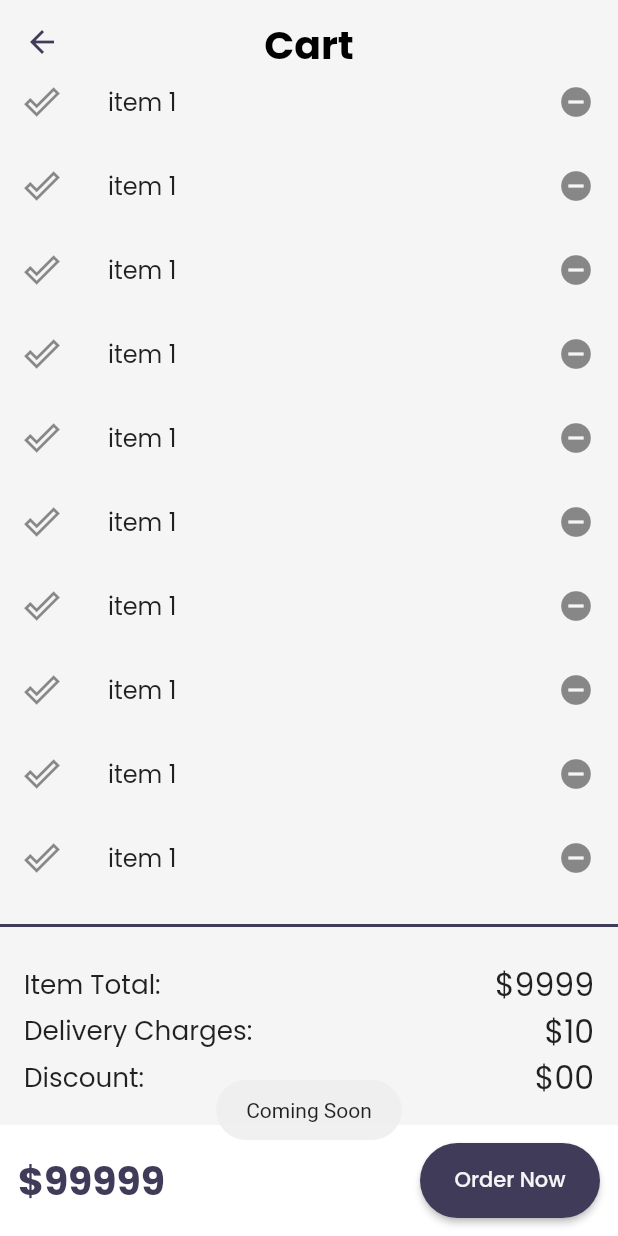
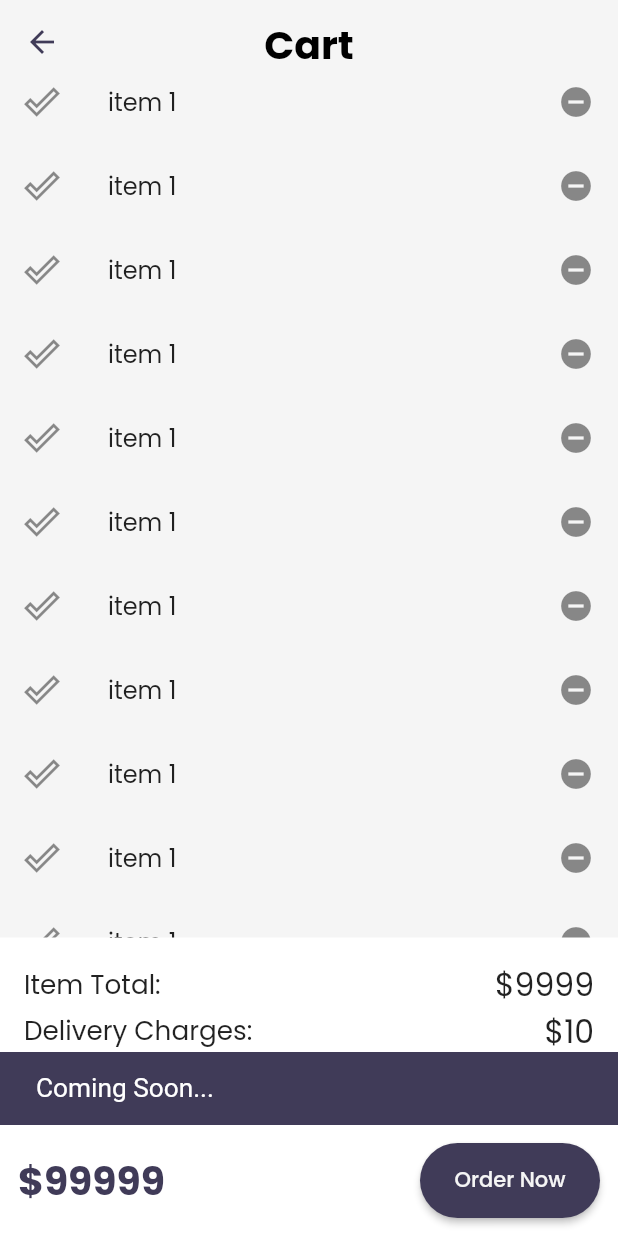
Before and after one commit to Abhishekkr3003/Catalog-App, a Flutter app: the CartPage screen opened by its route, scrolled down 576 dp, after a tap on "Order Now", on a phone screen of 412 x 824 dp. Run offline on Flutter 3.47's test engine with Material 2 defaults, Android fonts, the phone set to English and light mode, and no system bars; our stand-ins replace fluttertoast, google_fonts, velocity_x; network calls fail.

Commit message:
day21 completed

```diff
--- /dev/null
+++ b/lib/models/Cart.dart
@@ -0,0 +1,25 @@
+import 'package:flutter/material.dart';
+import 'package:flutter_catalog/models/catalog.dart';
+import 'package:velocity_x/velocity_x.dart';
+
+class CartModel {
+  late CatalogModel _catalog;
+  final List<int> _itemIds = [];
+
+  CatalogModel get catalogModel => _catalog;
+
+  set catalog(CatalogModel newCatalog) => _catalog = newCatalog;
+
+  List<Item> get items => _itemIds.map((e) => _catalog.getById(e)).toList();
+
+  num get totalPrice =>
+      items.fold(0, (previousValue, element) => previousValue + element.price);
+
+  void addToCart(Item item) {
+    _itemIds.add(item.id);
+  }
+
+  void deleteFromCart(Item item) {
+    _itemIds.remove(item.id);
+  }
+}
--- a/lib/models/catalog.dart
+++ b/lib/models/catalog.dart
@@ -3,10 +3,10 @@ import 'dart:convert';
 class CatalogModel {
   static List<Item>? items;
 
-  static Item getById(int id) =>
+  Item getById(int id) =>
       items!.firstWhere((item) => item.id == id, orElse: null);
 
-  static Item getByPos(int pos) => items![pos];
+  Item getByPos(int pos) => items![pos];
 
   //static final dummyItems = List.generate(20, (index) => item[0]);
 }
--- a/lib/pages/CartPage.dart
+++ b/lib/pages/CartPage.dart
@@ -47,10 +47,10 @@ class CartPage extends StatelessWidget {
       body: Column(
         children: [
           CartItems().expand(),
-          Divider(
-            color: context.theme.buttonColor,
-            thickness: 2,
-          ),
+          // Divider(
+          //   color: context.theme.buttonColor,
+          //   thickness: 2,
+          // ),
           CartCalc(),
         ],
       ),
@@ -63,7 +63,12 @@ class CartPage extends StatelessWidget {
             "\$99999".text.xl3.color(context.accentColor).bold.make(),
             ElevatedButton(
               onPressed: () {
-                Fluttertoast.showToast(msg: "Coming Soon");
+                ScaffoldMessenger.of(context).showSnackBar(
+                  SnackBar(
+                    backgroundColor: context.accentColor,
+                    content: "Coming Soon...".text.xl.make(),
+                  ),
+                );
               },
               child: "Order Now".text.color(MyThemes.creamColor).make(),
               style: ButtonStyle(
--- a/lib/widgets/Cart/CartCalc.dart
+++ b/lib/widgets/Cart/CartCalc.dart
@@ -4,7 +4,9 @@ import 'package:velocity_x/velocity_x.dart';
 class CartCalc extends StatelessWidget {
   @override
   Widget build(BuildContext context) {
-    return Column(
+    return Container(
+      color: context.cardColor,
+      child: Column(
         children: [
           Row(
             mainAxisAlignment: MainAxisAlignment.spaceBetween,
@@ -28,6 +30,7 @@ class CartCalc extends StatelessWidget {
             ],
           ),
         ],
-    ).p16();
+      ).p16(),
+    );
   }
 }
--- a/lib/widgets/HomePageWidgets/CatalogShower.dart
+++ b/lib/widgets/HomePageWidgets/CatalogShower.dart
@@ -11,12 +11,12 @@ class CatalogShower extends StatelessWidget {
       itemCount: CatalogModel.items!.length,
       itemBuilder: (context, index) {
         return InkWell(
-          child: ListItemWidget(item: CatalogModel.getByPos(index)),
+          child: ListItemWidget(item: CatalogModel.items![index]),
           onTap: () => Navigator.push(
             context,
             MaterialPageRoute(
               builder: (context) => ProductDetails(
-                item: CatalogModel.getByPos(index),
+                item: CatalogModel.items![index],
               ),
             ),
           ),
```
Lines whose indentation alone changed are shown as unchanged.
